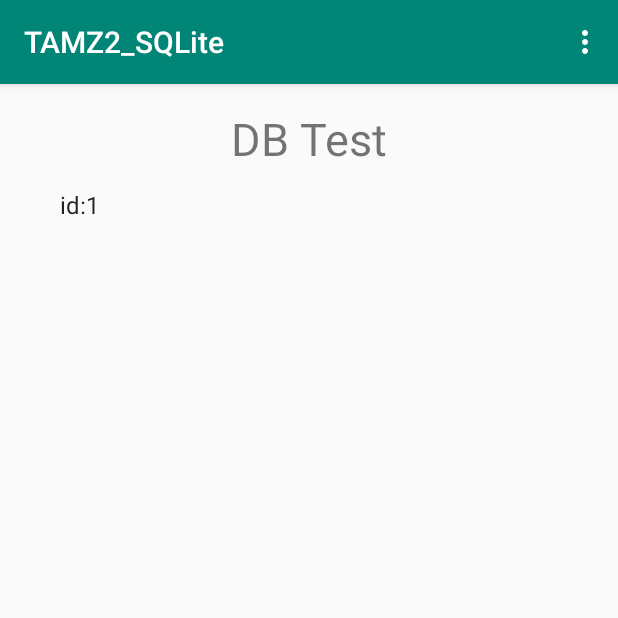
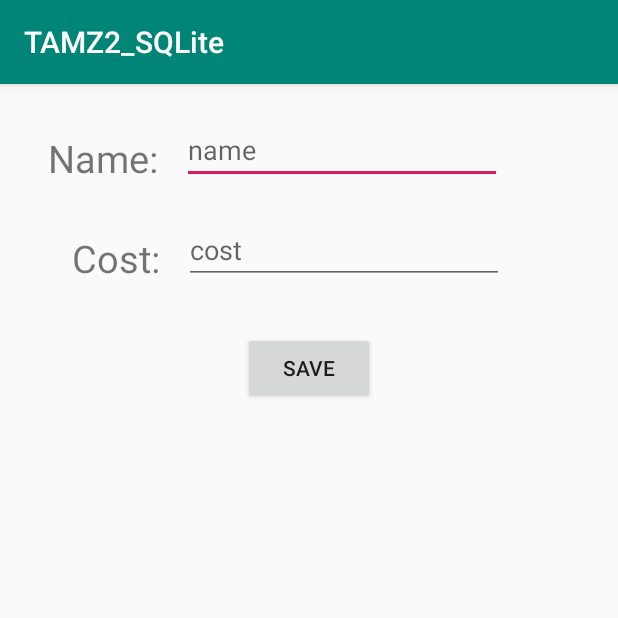
Before and after one commit to michalscepka/TAMZ2, an Android app: the DisplayItemActivity screen opened directly, with no data from a screen before it, in the options menu, after a tap on "Add Item", on a phone screen of 412 x 824 dp, the top half of it. Run offline under Robolectric (Android 15) with nearby library versions, the light colour scheme and no system bars.

Commit message:
ukol5 final

```diff
--- a/Cvika/ukol5/TAMZ2_SQLite/app/src/main/java/com/example/tamz2_sqlite/DBHelper.java
+++ b/Cvika/ukol5/TAMZ2_SQLite/app/src/main/java/com/example/tamz2_sqlite/DBHelper.java
@@ -3,6 +3,7 @@ package com.example.tamz2_sqlite;
 import android.content.ContentValues;
 import android.content.Context;
 import android.database.Cursor;
+import android.database.SQLException;
 import android.database.sqlite.SQLiteDatabase;
 import android.database.sqlite.SQLiteOpenHelper;
 import java.util.ArrayList;
@@ -10,6 +11,7 @@ import java.util.ArrayList;
 public class DBHelper extends SQLiteOpenHelper{
 
     public static final String DATABASE_NAME = "DBTAMZ2.db";
+    public static final String ITEM_COLUMN_ID = "id";
     public static final String ITEM_COLUMN_NAME = "name";
     public static final String ITEM_COLUMN_COST = "cost";
 
@@ -20,7 +22,7 @@ public class DBHelper extends SQLiteOpenHelper{
 
     @Override
     public void onCreate(SQLiteDatabase db) {
-        db.execSQL("CREATE TABLE items " + "(id INTEGER PRIMARY KEY, name TEXT, type INTEGER, cost INTEGER)");
+        db.execSQL("CREATE TABLE items " + "(id INTEGER PRIMARY KEY, name TEXT, cost INTEGER)");
     }
 
     @Override
@@ -29,11 +31,14 @@ public class DBHelper extends SQLiteOpenHelper{
         onCreate(db);
     }
 
-    public boolean insertItem(String name)
+    public boolean insertItem(String name, String cost)
     {
         SQLiteDatabase db = this.getWritableDatabase();
         ContentValues contentValues = new ContentValues();
         contentValues.put("name", name);
+        try {
+            contentValues.put("cost", Integer.parseInt(cost));
+        }catch (NumberFormatException e) { return false; }
         long insertedId = db.insert("items", null, contentValues);
         if (insertedId == -1) return false;
         return true;
@@ -42,34 +47,48 @@ public class DBHelper extends SQLiteOpenHelper{
     public boolean deleteItem (int id)
     {
         //TODO 3: doplnit kod pro odstraneni zaznamu
+        SQLiteDatabase db = this.getReadableDatabase();
+        try {
+            db.execSQL("DELETE FROM items WHERE id=" + id + "");
+        }
+        catch (SQLException e) {
+            return false;
+        }
         return true;
     }
 
     //Cursor representuje vracena data
     public Cursor getData(int id){
         SQLiteDatabase db = this.getReadableDatabase();
-        Cursor res =  db.rawQuery("select * from items where id=" + id + "", null);
-        return res;
+        return db.rawQuery("select * from items where id=" + id + "", null);
     }
 
-    public boolean updateItem (Integer id, String name)
+    public boolean updateItem (Integer id, String name, String cost)
     {
         //TODO 4: doplnit kod pro update zaznamu
+        SQLiteDatabase db = this.getReadableDatabase();
+        try {
+            db.execSQL("UPDATE items SET name ='" + name + "', cost =" + cost + " WHERE id=" + id + "");
+        }
+        catch (SQLException e) {
+            return false;
+        }
         return true;
     }
 
-    public ArrayList<String> getItemList()
+    public ArrayList<Item> getItemList()
     {
-        ArrayList<String> arrayList = new ArrayList<String>();
+        ArrayList<Item> arrayList = new ArrayList<>();
         SQLiteDatabase db = this.getReadableDatabase();
         Cursor res =  db.rawQuery( "select * from items", null );
         res.moveToFirst();
 
-        while(res.isAfterLast() == false){
+        while(!res.isAfterLast()){
             //TODO 6: doplnit kod i pro další sloupce tabulky (například ITEM_COLUMN_COST)
             String name = res.getString(res.getColumnIndex(ITEM_COLUMN_NAME));
-            int id = res.getInt(0);
-            arrayList.add(name + "  id:" + id);
+            int id = res.getInt(res.getColumnIndex(ITEM_COLUMN_ID));
+            int cost = res.getInt(res.getColumnIndex(ITEM_COLUMN_COST));
+            arrayList.add(new Item(id, name, cost));
             res.moveToNext();
         }
 
@@ -79,9 +98,13 @@ public class DBHelper extends SQLiteOpenHelper{
     public int removeAll()
     {
         //TODO 5: doplnit kod pro odstraneni vsech zaznamu
-        int nRecordDeleted = 0;
-        return nRecordDeleted;
+        SQLiteDatabase db = this.getReadableDatabase();
+
+        Cursor c = db.rawQuery("SELECT COUNT(*) FROM items", null);
+        c.moveToFirst();
+
+        db.execSQL("DELETE FROM items");
+
+        return c.getInt(0);
     }
-
-
 }
--- a/Cvika/ukol5/TAMZ2_SQLite/app/src/main/java/com/example/tamz2_sqlite/DisplayItemActivity.java
+++ b/Cvika/ukol5/TAMZ2_SQLite/app/src/main/java/com/example/tamz2_sqlite/DisplayItemActivity.java
@@ -15,6 +15,7 @@ public class DisplayItemActivity extends AppCompatActivity {
 
     private DBHelper mydb;
     TextView nameTextView;
+    TextView costTextView;
     int idToUpdate;
 
     @Override
@@ -23,13 +24,13 @@ public class DisplayItemActivity extends AppCompatActivity {
         setContentView(R.layout.activity_display_record);
 
         nameTextView = findViewById(R.id.editTextName);
+        costTextView = findViewById(R.id.editTextCost);
         mydb = new DBHelper(this);
         Intent i = getIntent();
         if(i !=null)
         {
             //ziskam ID, ktere se ma editovat/zobrazit/mazat - poslane z hlavni aktivity
-            int value = i.getIntExtra("id", 0);
-            idToUpdate = value;
+            idToUpdate = i.getIntExtra("id", 0);
             if (idToUpdate > 0)
             {
                 //z db vytahnu zaznam pod hledanym ID a ulozim do idToUpdate
@@ -38,6 +39,7 @@ public class DisplayItemActivity extends AppCompatActivity {
 
                 //z DB vytahnu jmeno zaznamu
                 String nameDB = rs.getString(rs.getColumnIndex(DBHelper.ITEM_COLUMN_NAME));
+                String costDB = rs.getString(rs.getColumnIndex(DBHelper.ITEM_COLUMN_COST));
 
                 if (!rs.isClosed())
                 {
@@ -51,6 +53,10 @@ public class DisplayItemActivity extends AppCompatActivity {
                 nameTextView.setFocusable(false);
                 nameTextView.setClickable(false);
 
+                costTextView.setText(costDB);
+                costTextView.setEnabled(false);
+                costTextView.setFocusable(false);
+                costTextView.setClickable(false);
             }
         }
     }
@@ -77,10 +83,18 @@ public class DisplayItemActivity extends AppCompatActivity {
             nameTextView.setFocusableInTouchMode(true);
             nameTextView.setClickable(true);
 
+            costTextView.setEnabled(true);
+            costTextView.setFocusableInTouchMode(true);
+            costTextView.setClickable(true);
         }
         if (id == R.id.Delete_Contact)
         {
             //TODO 3: zavolat z mydb metodu na odstraneni zaznamu
+            if(mydb.deleteItem(idToUpdate))
+                Toast.makeText(this, "deleted", Toast.LENGTH_SHORT).show();
+            else
+                Toast.makeText(this, "not deleted", Toast.LENGTH_SHORT).show();
+
             finish();
             Intent i = new Intent(getApplicationContext(), MainActivity.class);
             startActivity(i);
@@ -91,27 +105,28 @@ public class DisplayItemActivity extends AppCompatActivity {
 
     public void saveButtonAction(View view)
     {
-
         if(idToUpdate > 0){
             //TODO 4: zavolat z mydb metodu na update zaznamu
+            if(mydb.updateItem(idToUpdate, nameTextView.getText().toString(), costTextView.getText().toString()))
+                Toast.makeText(getApplicationContext(), "updated", Toast.LENGTH_SHORT).show();
+            else
+                Toast.makeText(getApplicationContext(), "not updated", Toast.LENGTH_SHORT).show();
+
             finish();
             Intent i = new Intent(getApplicationContext(), MainActivity.class);
             startActivity(i);
         }
         else{
             //vlozeni zaznamu
-            if(mydb.insertItem(nameTextView.getText().toString())){
+            if(mydb.insertItem(nameTextView.getText().toString(), costTextView.getText().toString()))
                 Toast.makeText(getApplicationContext(), "saved", Toast.LENGTH_SHORT).show();
-            }
+            else
+                Toast.makeText(getApplicationContext(), "not saved", Toast.LENGTH_SHORT).show();
 
-            else{
-                Toast.makeText(getApplicationContext(), "not saved", Toast.LENGTH_SHORT).show();
-            }
             finish();
             Intent i = new Intent(getApplicationContext(), MainActivity.class);
             startActivity(i);
         }
-
     }
 
     @Override
--- a/Cvika/ukol5/TAMZ2_SQLite/app/src/main/java/com/example/tamz2_sqlite/MainActivity.java
+++ b/Cvika/ukol5/TAMZ2_SQLite/app/src/main/java/com/example/tamz2_sqlite/MainActivity.java
@@ -1,9 +1,7 @@
 package com.example.tamz2_sqlite;
-
 
 import android.content.Intent;
 import android.os.Bundle;
-import android.util.Log;
 import android.view.Menu;
 import android.view.MenuItem;
 import android.view.View;
@@ -25,9 +23,9 @@ public class MainActivity extends AppCompatActivity {
         setContentView(R.layout.activity_main);
 
         mydb = new DBHelper(this);
-        ArrayList<String> arrayList = new ArrayList<String>();
+        ArrayList<Item> arrayList;
         arrayList = mydb.getItemList();
-        ArrayAdapter<String> arrayAdapter=new ArrayAdapter<String>(this,android.R.layout.simple_list_item_1, arrayList);
+        ArrayAdapter<Item> arrayAdapter = new ArrayAdapter<>(this, android.R.layout.simple_list_item_1, arrayList);
 
         itemListView = findViewById(R.id.listView1);
         itemListView.setAdapter(arrayAdapter);
@@ -36,9 +34,16 @@ public class MainActivity extends AppCompatActivity {
             public void onItemClick(AdapterView<?> parent, View view, int position, long id) {
                 //TODO 2: zavolat aktivitu (DisplayItemActivity), ktera bude zobrazovat informace o zaznamu v db a predat ji hledane id zaznamu
                 //TODO 2: pokud je id > 0, zobrazi informace o danem zaznamu
+
+                Item myItem = (Item)(itemListView.getItemAtPosition(position));
+                //Toast.makeText(getApplicationContext(), myItem.name, Toast.LENGTH_SHORT).show();
+
+                Intent intent = new Intent(getApplicationContext(), DisplayItemActivity.class);
+                intent.putExtra("id", myItem.id);
+                startActivity(intent);
+                finish();
             }
         });
-
     }
 
     @Override
@@ -63,6 +68,10 @@ public class MainActivity extends AppCompatActivity {
             //TODO 1: v menu (pokud je zvoleno pridani noveho zaznamu - Add Item) zavolat aktivitu, ktera obslouzi pridani zaznamu (DisplayItemActivity)
             //TODO 1: do aktivity DisplayRecordActivity se posila id;
             //TODO 1: pokud je id = 0, vytvari se novy zaznam
+            Intent intent = new Intent(getApplicationContext(), DisplayItemActivity.class);
+            intent.putExtra("id", 0);
+            startActivity(intent);
+            finish();
         }
 
         if (id == R.id.del_menu_item)
--- a/Cvika/ukol5/TAMZ2_SQLite/app/src/main/res/layout/activity_display_record.xml
+++ b/Cvika/ukol5/TAMZ2_SQLite/app/src/main/res/layout/activity_display_record.xml
@@ -10,13 +10,12 @@
         android:id="@+id/editTextName"
         android:layout_width="wrap_content"
         android:layout_height="wrap_content"
-        android:layout_marginStart="9dp"
+        android:layout_marginStart="16dp"
         android:ems="10"
+        android:hint="name"
         android:inputType="text"
-        android:hint="text"
         app:layout_constraintBottom_toBottomOf="@+id/textViewName"
-        app:layout_constraintStart_toEndOf="@+id/textViewName"
-        />
+        app:layout_constraintStart_toEndOf="@+id/textViewName" />
 
     <TextView
         android:id="@+id/textViewName"
@@ -24,12 +23,35 @@
         android:layout_height="wrap_content"
         android:layout_marginStart="32dp"
         android:layout_marginTop="32dp"
+        android:text="Name:"
+        android:textSize="25sp"
+        app:layout_constraintStart_toStartOf="parent"
+        app:layout_constraintTop_toTopOf="parent" />
+
+    <EditText
+        android:id="@+id/editTextCost"
+        android:layout_width="wrap_content"
+        android:layout_height="wrap_content"
+        android:layout_marginStart="16dp"
+        android:ems="10"
+        android:hint="cost"
+        android:inputType="text"
+        app:layout_constraintBottom_toBottomOf="@+id/textViewCost"
+        app:layout_constraintStart_toEndOf="@+id/textViewCost" />
+
+    <TextView
+        android:id="@+id/textViewCost"
+        android:layout_width="wrap_content"
+        android:layout_height="wrap_content"
+        android:layout_marginStart="48dp"
+        android:layout_marginTop="32dp"
         android:layout_marginBottom="32dp"
-        android:text="Name:"
+        android:text="Cost:"
         android:textSize="25sp"
         app:layout_constraintBottom_toTopOf="@+id/buttonSave"
         app:layout_constraintStart_toStartOf="parent"
-        app:layout_constraintTop_toTopOf="parent" />
+        app:layout_constraintTop_toBottomOf="@+id/textViewName"
+        app:layout_constraintVertical_bias="1.0" />
 
     <Button
         android:id="@+id/buttonSave"
```
Also changed, not shown: Cvika/ukol5/TAMZ2_SQLite/app/src/main/java/com/example/tamz2_sqlite/Item.java (added, +19 -0 lines).
